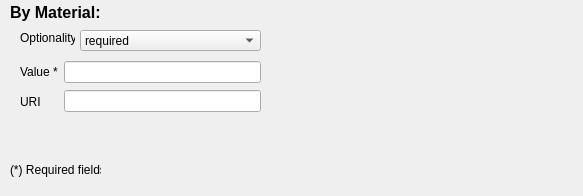
The window that GUI_Windows/Filters-Requirements/by_material.ui (ivanfelipeib/Masterarbeit) describes before a commit, drawn with Qt 5.
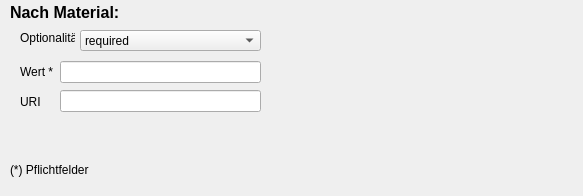
The same window after the commit.

What changed in the file:
```diff
--- a/GUI_Windows/Filters-Requirements/by_material.ui
+++ b/GUI_Windows/Filters-Requirements/by_material.ui
@@ -32,7 +32,7 @@
      </font>
     </property>
     <property name="text">
-     <string>By Material:</string>
+     <string>Nach Material:</string>
     </property>
    </widget>
    <widget class="QLabel" name="label_3">
@@ -45,7 +45,7 @@
      </rect>
     </property>
     <property name="text">
-     <string>(*) Required fields</string>
+     <string>(*) Pflichtfelder</string>
     </property>
    </widget>
    <widget class="QWidget" name="layoutWidget">
@@ -63,7 +63,7 @@
        <item>
         <widget class="QLabel" name="lbl_value">
          <property name="text">
-          <string>Value *</string>
+          <string>Wert *</string>
          </property>
         </widget>
        </item>
@@ -123,7 +123,7 @@
      </rect>
     </property>
     <property name="text">
-     <string>Optionality</string>
+     <string>Optionalität:</string>
     </property>
    </widget>
   </widget>
```
